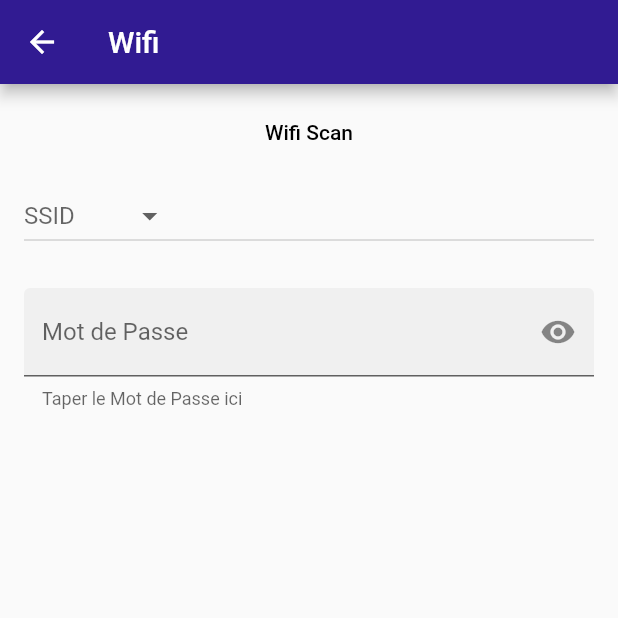
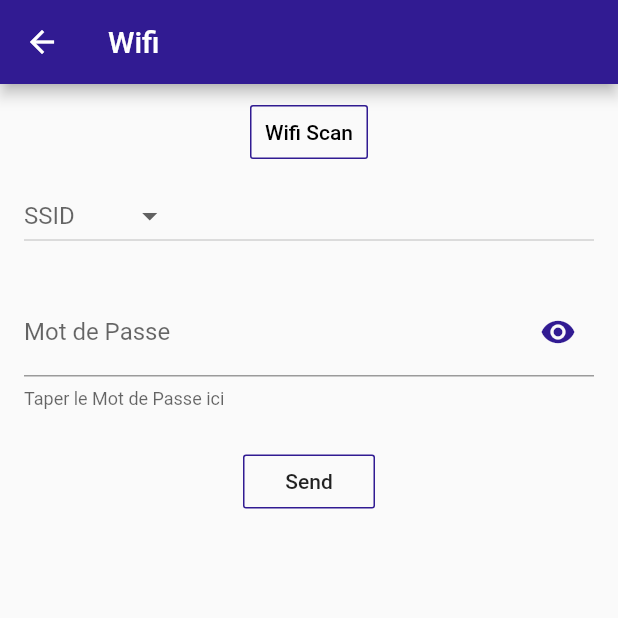
Before and after one commit to Saiqui/SoundBerry-Android-App, a Flutter app: the screen it shows after launch, in the side drawer, after a tap on "Wifi Setup", on a phone screen of 412 x 824 dp, the top half of it. Run offline on Flutter 3.47's test engine with Material 2 defaults, Android fonts, the phone set to English and light mode, and no system bars; our stand-ins replace flutter_bluetooth_serial, fluttertoast.

Commit message:
ajout de liste au drawer + qq modif générale

```diff
--- a/lib/home_page.dart
+++ b/lib/home_page.dart
@@ -7,7 +7,8 @@ import 'package:flutter/services.dart';
 import 'package:flutter_bluetooth_serial/flutter_bluetooth_serial.dart';
 
 import 'wifi_setup.dart';
-import 'sliders.dart';
+import 'package:url_launcher/url_launcher.dart';
+
 
 
 class MyApp extends StatefulWidget {
@@ -83,6 +84,12 @@ class _MyAppState extends State<MyApp> {
     });
   }
 
+  bool _stateMute = false;
+  String _commandMute;
+  double _minVol = 0;
+  double _maxVol = 100;
+  double _sliderValue = 0;
+
 
   @override
   Widget build(BuildContext context) {
@@ -96,7 +103,7 @@ class _MyAppState extends State<MyApp> {
                   color: Colors.deepPurple[900],
                 ),
                 child: Center(
-                  child: Text("Menu"),
+                  child: Text("Menu", style: TextStyle(color: Colors.white),),
                 ),
 
               ),
@@ -104,6 +111,16 @@ class _MyAppState extends State<MyApp> {
                 title: new Text("Wifi Setup"),
                 trailing: new Icon(Icons.wifi),
                 onTap: () => Navigator.of(context).push(MaterialPageRoute(builder: (BuildContext context) => WifiSetup())),
+              ),
+              ListTile(
+                title: new Text("Equalizer"),
+                trailing: new Icon(Icons.equalizer),
+                onTap: null,
+              ),
+              ListTile(
+                title: new Text("Alexa App"),
+                trailing: new Icon(Icons.exit_to_app),
+                onTap: () {_launchAlexa();}
               ),
               Divider(),
               ListTile(
@@ -119,6 +136,7 @@ class _MyAppState extends State<MyApp> {
         ),
         appBar: AppBar(
           title: Text('Flutter Bluetooth Serial'),
+          backgroundColor: Colors.deepPurple[900],
         ),
         body: Container(
           child: ListView(
@@ -172,15 +190,64 @@ class _MyAppState extends State<MyApp> {
               Padding(
                 padding: EdgeInsets.only(top: 20),
               ),
-              SliderVolume(),
-              IconButton(
-                iconSize: 32.0,
-                icon: Icon(Icons.volume_off),
-                tooltip: 'Mute',
-                onPressed: (){
-                  bluetooth.write('m.1');
-                },
-                ),
+              Row(
+                mainAxisAlignment: MainAxisAlignment.center,
+                children: <Widget>[
+                  Icon(Icons.volume_mute, color: Colors.grey,
+                  ),
+                  Slider(
+                    min: _minVol,
+                    max: _maxVol,
+                    activeColor: Colors.deepPurple[900],
+                    inactiveColor: Colors.grey,
+                    value: _sliderValue,
+                    divisions: 20,
+                    label: '${_sliderValue.round()}',
+                    onChanged: (double value) {
+                      if(_stateMute == false) {
+                        null;
+                      }
+                      else {
+                        setState(() {
+                          _sliderValue = value;
+                          String _volumeCommande = "v" + _sliderValue.round().toString() + "%";
+                          bluetooth.write(_volumeCommande);
+                        });
+                      }
+                    },
+                  ),
+                  Icon(Icons.volume_up, color: Colors.grey,
+                  ),
+                ],
+              ),
+              Padding(
+                padding: EdgeInsets.only(top: 20),
+              ),
+              Row(
+                mainAxisAlignment: MainAxisAlignment.center,
+                children: <Widget>[
+                  Text("Mute"),
+                  Switch(
+                    value: _stateMute,
+                    activeColor: Colors.deepPurple[900],
+                    onChanged: (bool value) {
+                      setState(() {
+                        _stateMute = _stateMute ^ true;
+                      });
+                      if(_stateMute ==  true){
+                        _commandMute = "v.u";
+                      }
+                      else {
+                        _commandMute = "v.m";
+                      }
+                      bluetooth.write(_commandMute);
+                    },
+                  ),
+                  Text("Unmute"),
+                ],
+
+              )
+
             ],
           ),
         ),
@@ -256,3 +323,12 @@ class _MyAppState extends State<MyApp> {
     );
   }
 }
+
+_launchAlexa() async {
+  const url = 'https://play.google.com/store/apps/details?id=com.amazon.dee.app&hl=fr';
+  if (await canLaunch(url)) {
+    await launch(url);
+  } else {
+    throw 'Could not launch $url';
+  }
+}
--- a/lib/sliders.dart
+++ /dev/null
@@ -1,51 +0,0 @@
-import 'package:flutter/material.dart';
-import 'package:flutter_bluetooth_serial/flutter_bluetooth_serial.dart';
-
-
-class SliderVolume extends StatefulWidget {
-  @override
-  _SliderVolumeState createState() => _SliderVolumeState();
-}
-
-
-
-class _SliderVolumeState extends State<SliderVolume> {
-  double _minVol = 0;
-  double _maxVol = 100;
-  double _sliderValue = 0;
-  String _volumeCommande ="";
-
-  //TODO
-  //Récuperer la valeur du rasp par le bluetooth
-
-  @override
-  Widget build(BuildContext context) {
-    return Row(
-      mainAxisAlignment: MainAxisAlignment.center,
-      children: <Widget>[
-        Icon(Icons.volume_mute, color: Colors.grey[500],
-        ),
-        Slider(
-          activeColor: Colors.deepPurple,
-          inactiveColor: Colors.grey[400],
-          value: _sliderValue,
-          min: _minVol,
-          max: _maxVol,
-          divisions: 20,
-          label: '${_sliderValue.round()}',
-          onChanged: (double value){
-
-            setState(() {
-              _sliderValue=value;
-              debugPrint(_volumeCommande);
-              _volumeCommande = "v." + _sliderValue.round().toString() + "%";
-              FlutterBluetoothSerial.instance.write(_volumeCommande);
-            });
-          },
-        ),
-        Icon(Icons.volume_up, color: Colors.grey[500],
-        ),
-      ],
-    );
-  }
-}
--- a/lib/wifi_setup.dart
+++ b/lib/wifi_setup.dart
@@ -87,11 +87,10 @@ class _WifiSetupState extends State<WifiSetup> {
             ButtonBar(
               alignment: MainAxisAlignment.center,
               children: <Widget>[
-                FlatButton(
-                  // child: Text("Scan Wifi"),
+                OutlineButton(
                   child: setUpButtonChild(),
                   highlightColor: Colors.deepPurple[900],
-                  // borderSide: BorderSide(color: Colors.deepPurple[900]),
+                  borderSide: BorderSide(color: Colors.deepPurple[900]),
                   // borderSide: BorderSide(color: Colors.white),
                   padding: EdgeInsets.fromLTRB(10.0, 8.0, 10.0, 8.0),
                   onPressed: (){
@@ -135,6 +134,20 @@ class _WifiSetupState extends State<WifiSetup> {
               },
 
             ),
+            SizedBox(height: 24.0,),
+            Row(
+              mainAxisAlignment: MainAxisAlignment.center,
+              children: <Widget>[
+                OutlineButton(
+                  child: Text("Send"),
+                  highlightColor: Colors.deepPurple[900],
+                  borderSide: BorderSide(color: Colors.deepPurple[900]),
+                  // borderSide: BorderSide(color: Colors.white),
+                  padding: EdgeInsets.fromLTRB(10.0, 8.0, 10.0, 8.0),
+                  onPressed: (){},
+                ),
+              ],
+            )
           ],
         ),
 
@@ -182,8 +195,8 @@ class _PasswordFieldState extends State<PasswordField> {
       validator: widget.validator,
       onFieldSubmitted: widget.onFieldSubmitted,
       decoration: new InputDecoration(
-        border: const UnderlineInputBorder(),
-        filled: true,
+        border: UnderlineInputBorder(),
+        filled: false,
         hintText: widget.hintText,
         labelText: widget.labelText,
         helperText: widget.helperText,
@@ -194,7 +207,7 @@ class _PasswordFieldState extends State<PasswordField> {
             });
           },
           child:
-              new Icon(_obscureText ? Icons.visibility : Icons.visibility_off),
+              new Icon(_obscureText ? Icons.visibility : Icons.visibility_off, color: Colors.deepPurple[900],),
         ),
       ),
     );
--- a/pubspec.yaml
+++ b/pubspec.yaml
@@ -22,6 +22,8 @@ dependencies:
   flutter_bluetooth_serial: ^0.0.4
   flutter_launcher_icons: ^0.7.0
   fluttertoast: ^3.0.3
+  global_configuration: ^0.1.4
+  url_launcher: ^5.0.2
 
   # The following adds the Cupertino Icons font to your application.
   # Use with the CupertinoIcons class for iOS style icons.
```
